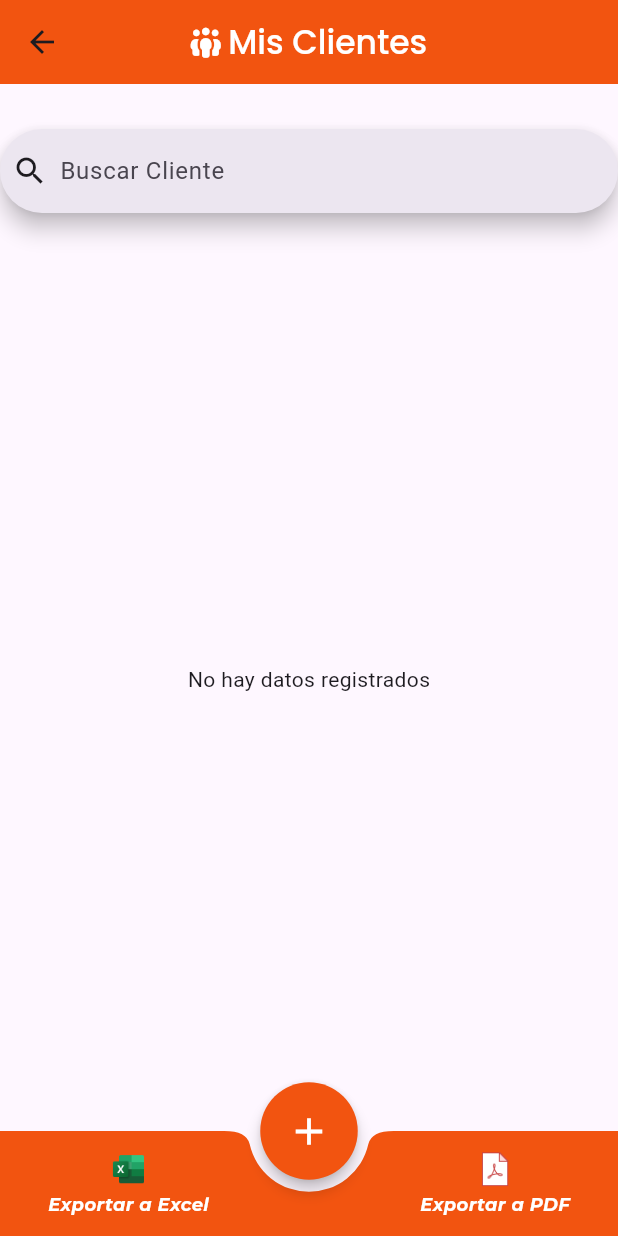
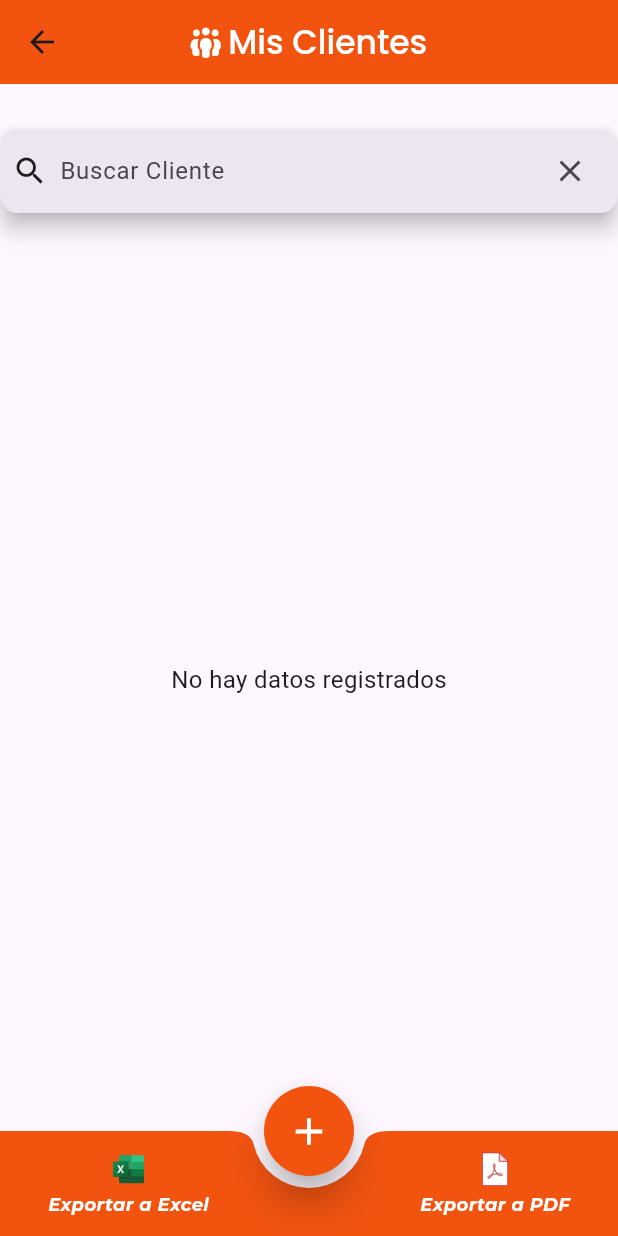
Before and after one commit to Erick360/tiendita, a Flutter app: the ClientsScreen screen opened by its route, on a phone screen of 412 x 824 dp. Run offline on Flutter 3.47's test engine with Material 3 defaults, Android fonts, the phone set to English and light mode, and no system bars; our stand-ins replace drift, flutter_riverpod, font_awesome_flutter, image_picker, local_auth, riverpod; accounts and stored records are empty; generated files the repository leaves out were written again; statements that could not run were skipped.

Commit message:
ui/ux changes on screens

```diff
--- a/lib/providers/expenses_provider.dart
+++ b/lib/providers/expenses_provider.dart
@@ -48,7 +48,7 @@ class ExpensesNotifier extends StateNotifier<AsyncValue<List<ExpensesModel?>>> {
     }
   }
 
-  Future<void> loadExpensesForDay(DateTime time) async{
+  Future<void> loadExpensesPerDay(DateTime time) async{
     try{
       state = const AsyncLoading();
       print("Buscando gastos para la fecha: $time");
--- a/lib/screens/clients/clients_screen.dart
+++ b/lib/screens/clients/clients_screen.dart
@@ -8,11 +8,25 @@ import '../../widgets/text_data.dart';
 import 'create_client.dart';
 import 'edit_client.dart';
 
-class ClientsScreen extends ConsumerWidget{
+class ClientsScreen extends ConsumerStatefulWidget {
   const ClientsScreen({super.key});
   static String id = "clients_screen";
 
-  Widget build(BuildContext context, WidgetRef ref){
+  @override
+  ConsumerState<ClientsScreen> createState() => _ClientScreenState();
+}
+
+class _ClientScreenState extends ConsumerState<ClientsScreen>{
+  String _searchQuery = "";
+  TextEditingController _searchController = TextEditingController();
+
+  @override
+  void dispose(){
+    _searchController.dispose();
+    super.dispose();
+  }
+
+  Widget build(BuildContext context){
     final clientsList = ref.watch(clientListProvider);
 
     Future<void> _confirmDelete(BuildContext context, int id) async{
@@ -72,17 +86,51 @@ class ClientsScreen extends ConsumerWidget{
         children: <Widget>[
           Padding(padding: const EdgeInsets.only(top: 30)),
           SearchBar(
+            controller: _searchController,
+            shape: WidgetStatePropertyAll(
+              RoundedRectangleBorder(
+                borderRadius: BorderRadius.circular(12), // Customize radius
+              ),
+            ),
             hintText: 'Buscar Cliente',
             leading: const Icon(Icons.search),
-            onChanged: (value) {},
+            onChanged: (value) {
+              setState(() {
+                _searchQuery = value.toLowerCase();
+              });
+            },
+            trailing: [
+              IconButton(
+                  onPressed: (){
+                    _searchController.clear();
+
+                    setState(() {
+                      _searchQuery = "";
+                    });
+                  },
+                  icon: Icon(Icons.clear)
+              )
+            ],
           ),
           const SizedBox(height: 10),
           Expanded(
             child: clientsList.when(
               data: (clients) {
-                if (clients.isEmpty) {
-                  return const Center(child: Text("No hay datos registrados"));
+                final filteredClients = clients.where((client){
+                  final clientName = client?.clientName.toLowerCase() ?? "";
+                  return clientName.contains(_searchQuery);
+                });
+
+                if (filteredClients.isEmpty) {
+                  return Center(
+                    child: Text(
+                        _searchQuery.isEmpty ? "No hay datos registrados" : "No se encontraron productos",
+                        style: TextStyle(fontSize: 16)
+                    ),
+                  );
                 }
+
+
                 return SingleChildScrollView(
                   scrollDirection: Axis.horizontal,
                   padding: const EdgeInsets.only(top: 10),
@@ -161,7 +209,7 @@ class ClientsScreen extends ConsumerWidget{
                           ),
                         ),
                       ],
-                      rows: clients.map((client) {
+                      rows: filteredClients.map((client) {
                         return DataRow(
                           cells: [
                             DataCell(
@@ -231,20 +279,23 @@ class ClientsScreen extends ConsumerWidget{
         ],
       ),
       floatingActionButton: SizedBox(
-        height: 65,
-        width: 65,
+        height: 60,
+        width: 60,
         child: FloatingActionButton(
           onPressed: () {
             Navigator.pushNamed(context, CreateClient.id);
           },
           backgroundColor: Color(0xFFF25410),
-          elevation: 4,
+          mouseCursor: WidgetStateMouseCursor.textable,
+          tooltip: "Agregar Cliente",
+          elevation: 10,
           shape: const CircleBorder(),
           child: const Icon(Icons.add, size: 30, color: Colors.white),
         ),
       ),
 
       floatingActionButtonLocation: FloatingActionButtonLocation.centerDocked,
+
 
       bottomNavigationBar: BottomAppBar(
         shape: const CircularNotchedRectangle(),
@@ -262,6 +313,7 @@ class ClientsScreen extends ConsumerWidget{
           ],
         ),
       ),
+
     );
   }
 }
--- a/lib/screens/expenses/expenses_screen.dart
+++ b/lib/screens/expenses/expenses_screen.dart
@@ -108,7 +108,7 @@ class _ExpensesScreenState extends ConsumerState<ExpensesScreen> {
     setState(() {
       _isShowingToday = true;
     });
-    ref.read(expenseNotifierProvider.notifier).loadExpensesForDay(DateTime.now());
+    ref.read(expenseNotifierProvider.notifier).loadExpensesPerDay(DateTime.now());
   }
 
   @override
```
Also changed, not shown: lib/screens/category/category_screen.dart (+50 -7 lines), lib/screens/dashboard/dashboard.dart (+12 -1 lines), lib/screens/products/products.dart (+26 -1 lines), lib/screens/purveyors/purveyors_screen.dart (+53 -6 lines).
